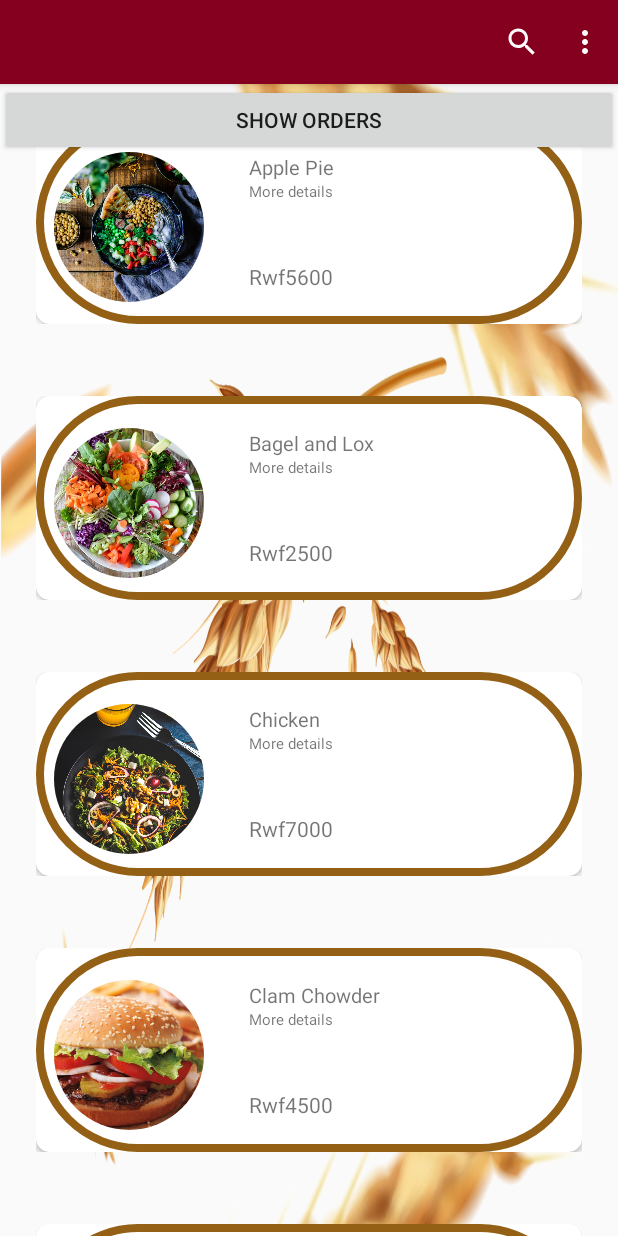
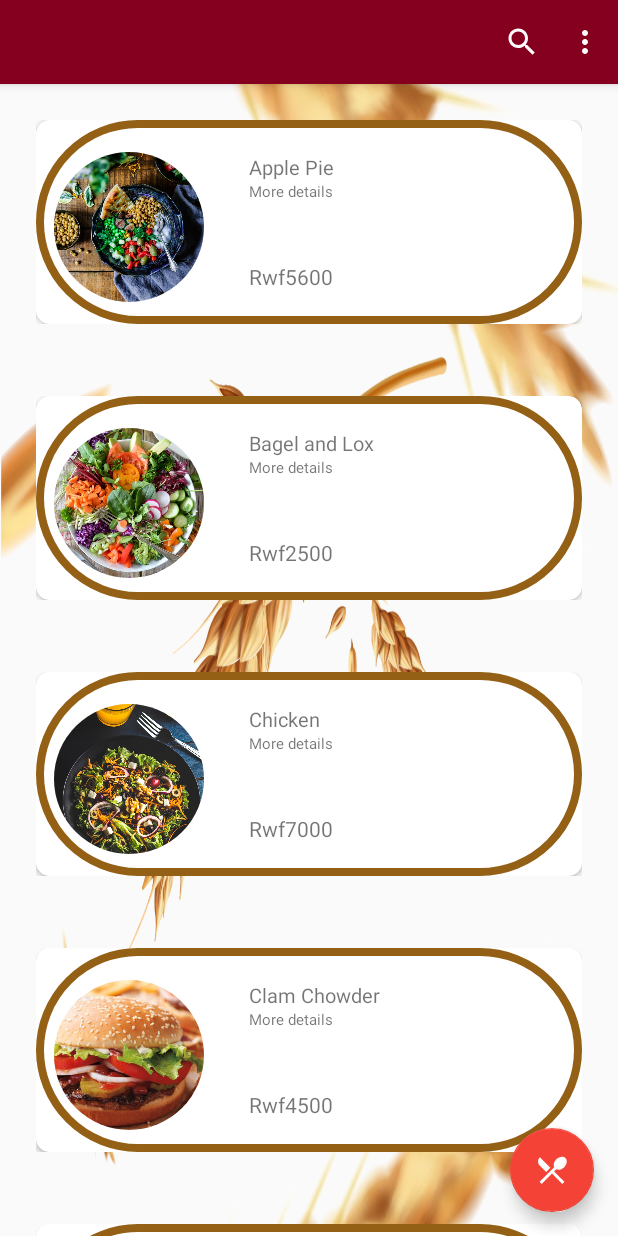
Before and after one commit to Mugengano18/Menu_App, an Android app: the Menulist screen opened directly, with no data from a screen before it, on a phone screen of 412 x 824 dp. Run offline under Robolectric (Android 15) with nearby library versions, the phone set to English and light mode, and no system bars; our stand-ins replace CircleImageView, Firebase (no records; nobody signed in at launch, a user with empty details on screens opened directly); Roboto replaces fonts that are not available here.

Commit message:
add changes

```diff
--- a/app/src/main/java/com/example/menu_app/Activities/Kitchen.java
+++ b/app/src/main/java/com/example/menu_app/Activities/Kitchen.java
@@ -34,6 +34,7 @@ RecyclerView recycler;
         recycler=findViewById(R.id.recycler);
         ref= FirebaseDatabase.getInstance().getReference().child("order");
     }
+
     @Override
     protected void onStart() {
         super.onStart();
@@ -51,14 +52,14 @@ RecyclerView recycler;
                         list3=new ArrayList<>();
                         for (DataSnapshot ds : dataSnapshot.getChildren()) {
                             list.add(ds.getValue(KitchenR.class));
-                            System.out.println(ds.getKey());
                             list3.add(ds.getKey());
 
                         }
 
+                        AdapterKitchen adapter = new AdapterKitchen(Kitchen.this, list,list3);
 
-                        AdapterKitchen adapter = new AdapterKitchen(Kitchen.this, list,list3);
                         recycler.setAdapter(adapter);
+
 
                     }
                 }
--- a/app/src/main/java/com/example/menu_app/Activities/Menulist.java
+++ b/app/src/main/java/com/example/menu_app/Activities/Menulist.java
@@ -24,6 +24,7 @@ import android.widget.Button;
 import com.example.menu_app.R;
 import com.example.menu_app.adapter.Myadapter;
 import com.example.menu_app.models.Model;
+import com.google.android.material.floatingactionbutton.FloatingActionButton;
 import com.google.firebase.auth.FirebaseAuth;
 import com.google.firebase.auth.FirebaseUser;
 
@@ -36,14 +37,14 @@ public class Menulist extends AppCompatActivity {
     SharedPreferences preferences;
     private FirebaseAuth Auth;
     private FirebaseAuth.AuthStateListener AuthListener;
-    Button show;
+    FloatingActionButton show;
 
     @Override
     protected void onCreate(Bundle savedInstanceState) {
         super.onCreate(savedInstanceState);
         setContentView(R.layout.activity_menulist);
         recyclerView=findViewById(R.id.recyclerView);
-        show=(Button)findViewById(R.id.show);
+        show=(FloatingActionButton) findViewById(R.id.show);
         show.setOnClickListener(new View.OnClickListener() {
             @Override
             public void onClick(View v) {
--- a/app/src/main/java/com/example/menu_app/adapter/Adapter.java
+++ b/app/src/main/java/com/example/menu_app/adapter/Adapter.java
@@ -38,8 +38,7 @@ import java.util.ArrayList;
 
         @Override
         public void onBindViewHolder(@NonNull MyViewHolder holder, int position) {
-            System.out.println(list.get(position).getName()+"yo");
-            System.out.println(list.get(position));
+            System.out.println("three");
 
             holder.id.setText(list.get(position).getName());
             holder.desc.setText(Integer.toString(list.get(position).getQuantity()));
--- /dev/null
+++ b/app/src/main/res/drawable/ic_delete_black_24dp.xml
@@ -0,0 +1,5 @@
+<vector android:height="24dp" android:tint="#FC664E"
+    android:viewportHeight="24.0" android:viewportWidth="24.0"
+    android:width="24dp" xmlns:android="http://schemas.android.com/apk/res/android">
+    <path android:fillColor="#FF000000" android:pathData="M6,19c0,1.1 0.9,2 2,2h8c1.1,0 2,-0.9 2,-2V7H6v12zM19,4h-3.5l-1,-1h-5l-1,1H5v2h14V4z"/>
+</vector>
--- /dev/null
+++ b/app/src/main/res/drawable/ic_order.xml
@@ -0,0 +1,5 @@
+<vector android:height="24dp" android:tint="#FCFCFC"
+    android:viewportHeight="24.0" android:viewportWidth="24.0"
+    android:width="24dp" xmlns:android="http://schemas.android.com/apk/res/android">
+    <path android:fillColor="#FF000000" android:pathData="M8.1,13.34l2.83,-2.83L3.91,3.5c-1.56,1.56 -1.56,4.09 0,5.66l4.19,4.18zM14.88,11.53c1.53,0.71 3.68,0.21 5.27,-1.38 1.91,-1.91 2.28,-4.65 0.81,-6.12 -1.46,-1.46 -4.2,-1.1 -6.12,0.81 -1.59,1.59 -2.09,3.74 -1.38,5.27L3.7,19.87l1.41,1.41L12,14.41l6.88,6.88 1.41,-1.41L13.41,13l1.47,-1.47z"/>
+</vector>
--- a/app/src/main/res/layout/activity_menulist.xml
+++ b/app/src/main/res/layout/activity_menulist.xml
@@ -6,15 +6,18 @@
     tools:context=".Activities.Menulist"
     android:background="@drawable/wheat">
 
-    <Button
-        android:layout_width="match_parent"
-        android:layout_height="wrap_content"
-        android:text="show orders"
-        android:id="@+id/show"
-/>
-
     <androidx.recyclerview.widget.RecyclerView
         android:layout_width="match_parent"
         android:layout_height="wrap_content"
         android:id="@+id/recyclerView"/>
+
+    <com.google.android.material.floatingactionbutton.FloatingActionButton
+        android:id="@+id/show"
+        android:layout_width="wrap_content"
+        android:layout_height="wrap_content"
+        android:layout_alignParentRight="true"
+        android:layout_alignParentBottom="true"
+        android:layout_margin="16dp"
+        android:src="@drawable/ic_order" />
+
 </RelativeLayout>
--- a/app/src/main/res/layout/activity_tablenbr.xml
+++ b/app/src/main/res/layout/activity_tablenbr.xml
@@ -21,12 +21,6 @@
         android:textSize="30dp"
         android:textStyle="bold"
         app:fontFamily="@font/armata" />
-
-
-    <ImageView
-        android:layout_width="wrap_content"
-        android:layout_height="wrap_content"
-        android:src="@drawable/table" />
 
 <!--                <RelativeLayout-->
 <!--                    android:id="@+id/headerView"-->
--- a/app/src/main/res/layout/waiter_view.xml
+++ b/app/src/main/res/layout/waiter_view.xml
@@ -89,6 +89,7 @@
             <TextView
                 android:padding="10dp"
                 android:gravity="center"
+                android:id="@+id/goBack"
                 android:textColor="@android:color/white"
                 android:text="@string/app_name"
                 android:background="@color/colorPrimaryLight"
```
Also changed, not shown: app/src/main/java/com/example/menu_app/Activities/Waiter.java (+17 -4 lines), app/src/main/java/com/example/menu_app/adapter/AdapterKitchen.java (+7 -3 lines), app/src/main/res/layout/activity_main.xml (+0 -9 lines), app/src/main/res/layout/each_item.xml (+29 -19 lines).
